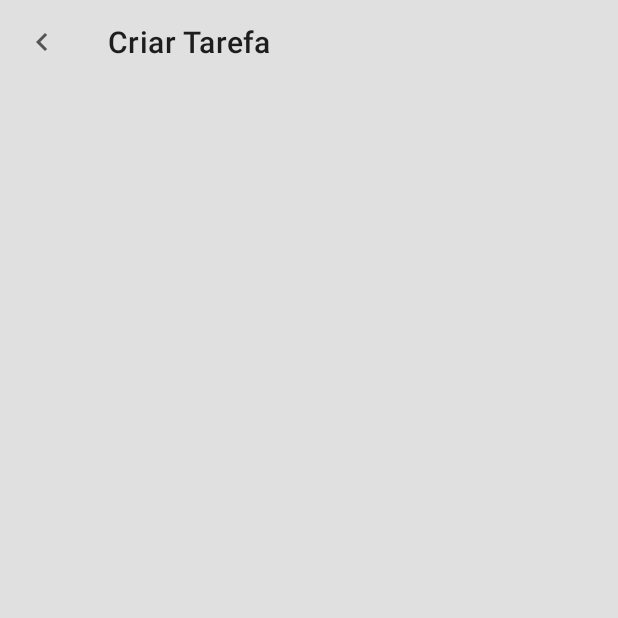
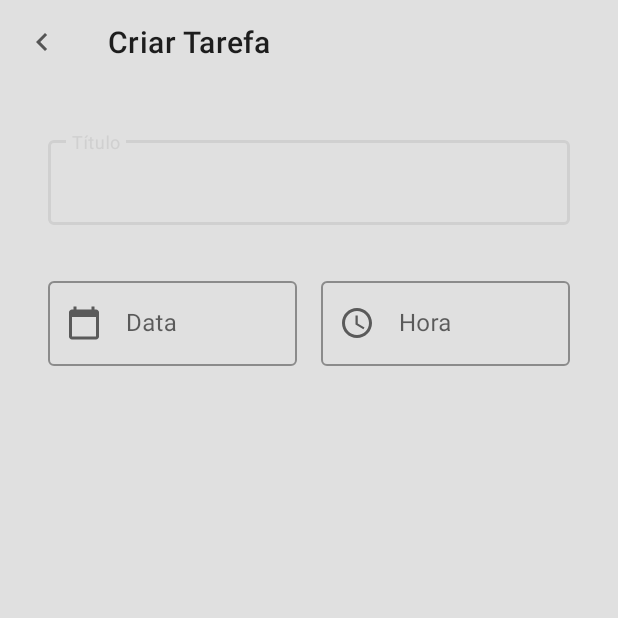
Before and after one commit to RedJocker/DioAndroidRoutineManagerApp, an Android app: the AddTaskActivity screen opened directly, with no data from a screen before it, on a phone screen of 412 x 824 dp, the top half of it. Run offline under Robolectric (Android 15) with nearby library versions, the phone set to English and light mode, and no system bars.

Commit message:
text inputs on activity_add_task

```diff
--- /dev/null
+++ b/app/src/main/res/drawable/ic_calendar.xml
@@ -0,0 +1,5 @@
+<vector android:height="24dp" android:tint="@color/black_base"
+    android:viewportHeight="24" android:viewportWidth="24"
+    android:width="24dp" xmlns:android="http://schemas.android.com/apk/res/android">
+    <path android:fillColor="@android:color/white" android:pathData="M20,3h-1L19,1h-2v2L7,3L7,1L5,1v2L4,3c-1.1,0 -2,0.9 -2,2v16c0,1.1 0.9,2 2,2h16c1.1,0 2,-0.9 2,-2L22,5c0,-1.1 -0.9,-2 -2,-2zM20,21L4,21L4,8h16v13z"/>
+</vector>
--- /dev/null
+++ b/app/src/main/res/drawable/ic_hour.xml
@@ -0,0 +1,6 @@
+<vector android:height="24dp" android:tint="@color/black_base"
+    android:viewportHeight="24" android:viewportWidth="24"
+    android:width="24dp" xmlns:android="http://schemas.android.com/apk/res/android">
+    <path android:fillColor="@android:color/white" android:pathData="M11.99,2C6.47,2 2,6.48 2,12s4.47,10 9.99,10C17.52,22 22,17.52 22,12S17.52,2 11.99,2zM12,20c-4.42,0 -8,-3.58 -8,-8s3.58,-8 8,-8 8,3.58 8,8 -3.58,8 -8,8z"/>
+    <path android:fillColor="@android:color/white" android:pathData="M12.5,7H11v6l5.25,3.15 0.75,-1.23 -4.5,-2.67z"/>
+</vector>
--- a/app/src/main/res/layout/activity_add_task.xml
+++ b/app/src/main/res/layout/activity_add_task.xml
@@ -7,10 +7,85 @@
     tools:context=".AddTaskActivity">
 
     <com.google.android.material.appbar.MaterialToolbar
+        android:id="@+id/toolbar"
         app:title="Criar Tarefa"
         app:navigationIcon="@drawable/ic_navigate_before"
         android:layout_width="match_parent"
         android:layout_height="wrap_content"
         app:layout_constraintTop_toTopOf="parent"/>
 
+    <androidx.constraintlayout.widget.Guideline
+        android:id="@+id/guide_start"
+        app:layout_constraintGuide_begin="32dp"
+        android:orientation="vertical"
+        android:layout_width="wrap_content"
+        android:layout_height="wrap_content"/>
+
+    <androidx.constraintlayout.widget.Guideline
+        android:id="@+id/guide_end"
+        app:layout_constraintGuide_end="32dp"
+        android:orientation="vertical"
+        android:layout_width="wrap_content"
+        android:layout_height="wrap_content"/>
+
+    <com.google.android.material.textfield.TextInputLayout
+        android:id="@+id/til_title"
+        style="@style/Widget.MaterialComponents.TextInputLayout.OutlinedBox"
+        android:hint="Título"
+        android:layout_width="0dp"
+        android:layout_height="wrap_content"
+        android:layout_marginTop="32dp"
+        app:layout_constraintTop_toBottomOf="@id/toolbar"
+        app:layout_constraintEnd_toEndOf="@id/guide_end"
+        app:layout_constraintStart_toStartOf="@id/guide_start">
+
+        <com.google.android.material.textfield.TextInputEditText
+            android:inputType="text"
+            android:layout_width="match_parent"
+            android:layout_height="wrap_content"/>
+
+    </com.google.android.material.textfield.TextInputLayout>
+
+    <com.google.android.material.textfield.TextInputLayout
+        android:id="@+id/til_date"
+        style="@style/Widget.MaterialComponents.TextInputLayout.OutlinedBox"
+        android:hint="Data"
+        app:startIconDrawable="@drawable/ic_calendar"
+        android:layout_width="0dp"
+        android:layout_height="wrap_content"
+        android:layout_marginTop="32dp"
+        android:layout_marginEnd="8dp"
+        app:layout_constraintTop_toBottomOf="@id/til_title"
+        app:layout_constraintEnd_toStartOf="@id/til_hour"
+        app:layout_constraintStart_toStartOf="@id/guide_start">
+
+        <com.google.android.material.textfield.TextInputEditText
+            android:inputType="date"
+            android:layout_width="match_parent"
+            android:layout_height="wrap_content"/>
+
+    </com.google.android.material.textfield.TextInputLayout>
+
+    <com.google.android.material.textfield.TextInputLayout
+        android:id="@+id/til_hour"
+        style="@style/Widget.MaterialComponents.TextInputLayout.OutlinedBox"
+        android:hint="Hora"
+        android:layout_marginStart="8dp"
+        app:startIconDrawable="@drawable/ic_hour"
+        android:layout_width="0dp"
+        android:layout_height="wrap_content"
+        android:layout_marginTop="32dp"
+        app:layout_constraintTop_toBottomOf="@id/til_title"
+        app:layout_constraintEnd_toEndOf="@id/guide_end"
+        app:layout_constraintStart_toEndOf="@id/til_date">
+
+        <com.google.android.material.textfield.TextInputEditText
+            android:inputType="date"
+            android:layout_width="match_parent"
+            android:layout_height="wrap_content"/>
+
+    </com.google.android.material.textfield.TextInputLayout>
+
+
+
 </androidx.constraintlayout.widget.ConstraintLayout>
```
